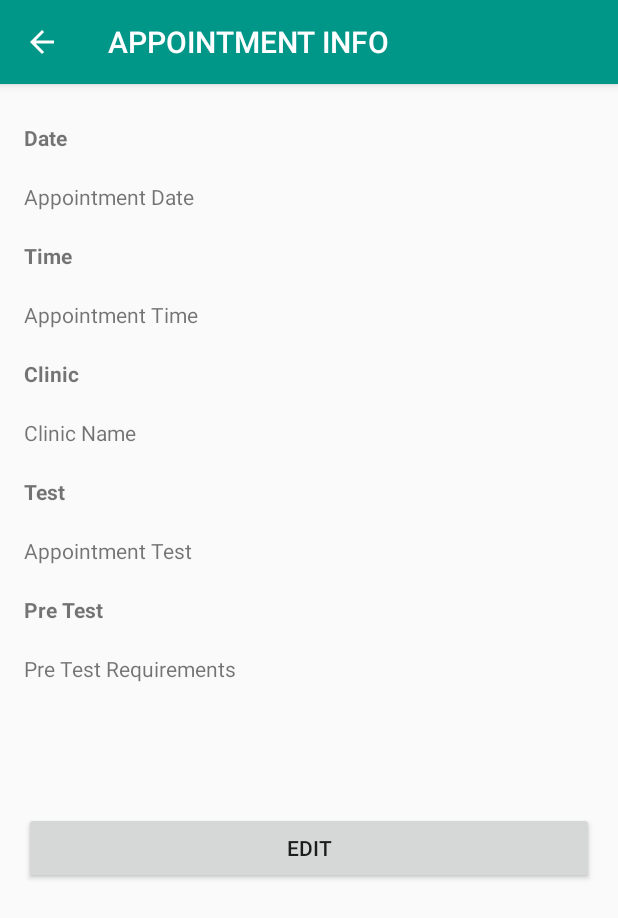
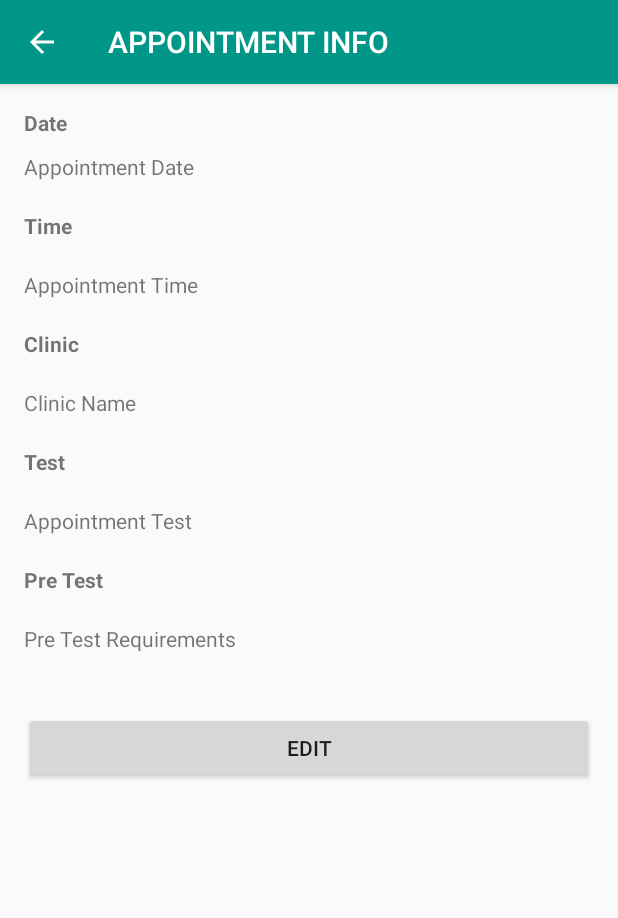
Before and after one commit to ethirajnus/Medtracker, an Android app: the ShowAppointment screen opened directly, with no data from a screen before it, on a phone screen of 412 x 824 dp. Shown: the top 918 px of the screen. Run offline under Robolectric (Android 15) with nearby library versions, the phone set to English and light mode, and no system bars.

Commit message:
Second commit
Fixed some bugs

```diff
--- a/app/src/main/java/sg/edu/nus/iss/se/ft05/medipal/Appointment.java
+++ b/app/src/main/java/sg/edu/nus/iss/se/ft05/medipal/Appointment.java
@@ -18,8 +18,7 @@ public class Appointment {
 
     }
 
-    public Appointment(Integer id, String date, String time, String clinic, String test, String pre_test) {
-        this.id = id;
+    public Appointment(String date, String time, String clinic, String test, String pre_test) {
         this.date = date;
         this.time = time;
         this.clinic = clinic;
--- a/app/src/main/java/sg/edu/nus/iss/se/ft05/medipal/activities/AddNewAppointment.java
+++ b/app/src/main/java/sg/edu/nus/iss/se/ft05/medipal/activities/AddNewAppointment.java
@@ -102,7 +102,7 @@ public class AddNewAppointment extends AppCompatActivity implements View.OnClick
         aclinic=clinic.getText().toString();
         atest=test.getText().toString();
         apre_test=pre_test.getText().toString();
-        Appointment appointment=new Appointment(id,adate,atime,aclinic,atest,apre_test);
+        Appointment appointment=new Appointment(adate,atime,aclinic,atest,apre_test);
         appointment.save(getApplicationContext());
 
         Intent intent=new Intent(getApplicationContext(),MainActivity.class);
--- a/app/src/main/java/sg/edu/nus/iss/se/ft05/medipal/activities/EditAppointment.java
+++ b/app/src/main/java/sg/edu/nus/iss/se/ft05/medipal/activities/EditAppointment.java
@@ -89,6 +89,7 @@ public class EditAppointment extends AppCompatActivity implements View.OnClickLi
 
     public void editAppointment(View view)
     {
+
         Intent intent=new Intent(getApplicationContext(),MainActivity.class);
         MainActivity.currentFragment=AppointmentFragment.class.getName();
         startActivity(intent);
--- a/app/src/main/java/sg/edu/nus/iss/se/ft05/medipal/activities/ShowAppointment.java
+++ b/app/src/main/java/sg/edu/nus/iss/se/ft05/medipal/activities/ShowAppointment.java
@@ -10,6 +10,7 @@ import android.text.InputType;
 import android.view.View;
 import android.widget.DatePicker;
 import android.widget.EditText;
+import android.widget.TextView;
 import android.widget.TimePicker;
 
 import java.text.SimpleDateFormat;
@@ -31,6 +32,12 @@ public class ShowAppointment extends AppCompatActivity {
         actionBar.setTitle("APPOINTMENT INFO");
         actionBar.setDisplayHomeAsUpEnabled(true);
         actionBar.setHomeButtonEnabled(true);
+        TextView date,time,clinic,test,pre_test;
+        date=(TextView) findViewById(R.id.appointment_date);
+        time=(TextView) findViewById(R.id.appointment_time);
+        clinic=(TextView) findViewById(R.id.appointment_clinic);
+        test=(TextView) findViewById(R.id.appointment_test);
+        pre_test=(TextView) findViewById(R.id.appointment_pre_test);
     }
     public void openEditAppointment(View view)
     {
--- a/app/src/main/res/layout/activity_show_appointment.xml
+++ b/app/src/main/res/layout/activity_show_appointment.xml
@@ -11,18 +11,6 @@
     android:paddingTop="@dimen/activity_vertical_margin"
     tools:context="sg.edu.nus.iss.se.ft05.medipal.activities.AddNewAppointment">
 
-
-    <TextView
-        android:text="Date"
-        android:layout_width="wrap_content"
-        android:layout_height="wrap_content"
-        android:layout_alignParentTop="true"
-        android:layout_alignParentLeft="true"
-        android:layout_alignParentStart="true"
-        android:layout_marginTop="10dp"
-        android:layout_marginBottom="10dp"
-        android:textStyle="bold"
-        android:id="@+id/textView" />
 
     <TextView
         android:layout_width="match_parent"
@@ -136,10 +124,19 @@
         android:text="EDIT"
         android:layout_width="match_parent"
         android:layout_height="wrap_content"
-        android:layout_marginTop="76dp"
+        android:layout_marginTop="29dp"
         android:id="@+id/button"
         android:onClick="openeditAppointment"
         android:layout_below="@+id/appointment_pre_test"
         android:layout_alignParentStart="true" />
 
+    <TextView
+        android:text="Date"
+        android:layout_width="wrap_content"
+        android:layout_height="wrap_content"
+        android:textStyle="bold"
+        android:id="@+id/textView"
+        android:layout_alignParentTop="true"
+        android:layout_alignParentStart="true" />
+
 </RelativeLayout>
--- a/app/src/main/res/layout/appointment_list_item.xml
+++ b/app/src/main/res/layout/appointment_list_item.xml
@@ -1,7 +1,7 @@
 <?xml version="1.0" encoding="utf-8"?>
 <RelativeLayout xmlns:android="http://schemas.android.com/apk/res/android"
     android:layout_width="match_parent"
-    android:layout_height="match_parent">
+    android:layout_height="wrap_content">
 
     <TextView
         android:id="@+id/appointmentInfo"
@@ -12,7 +12,8 @@
         android:layout_weight="1"
         android:textAllCaps="true"
         android:textSize="20sp"
-        android:textStyle="bold" />
+        android:textStyle="bold"
+        android:textColor="@color/colorPrimaryDark"/>
 
     <ImageView
         android:id="@+id/deleteIcon"
```
Also changed, not shown: app/src/main/java/sg/edu/nus/iss/se/ft05/medipal/adapters/AppointmentListAdapter.java (+15 -3 lines).
